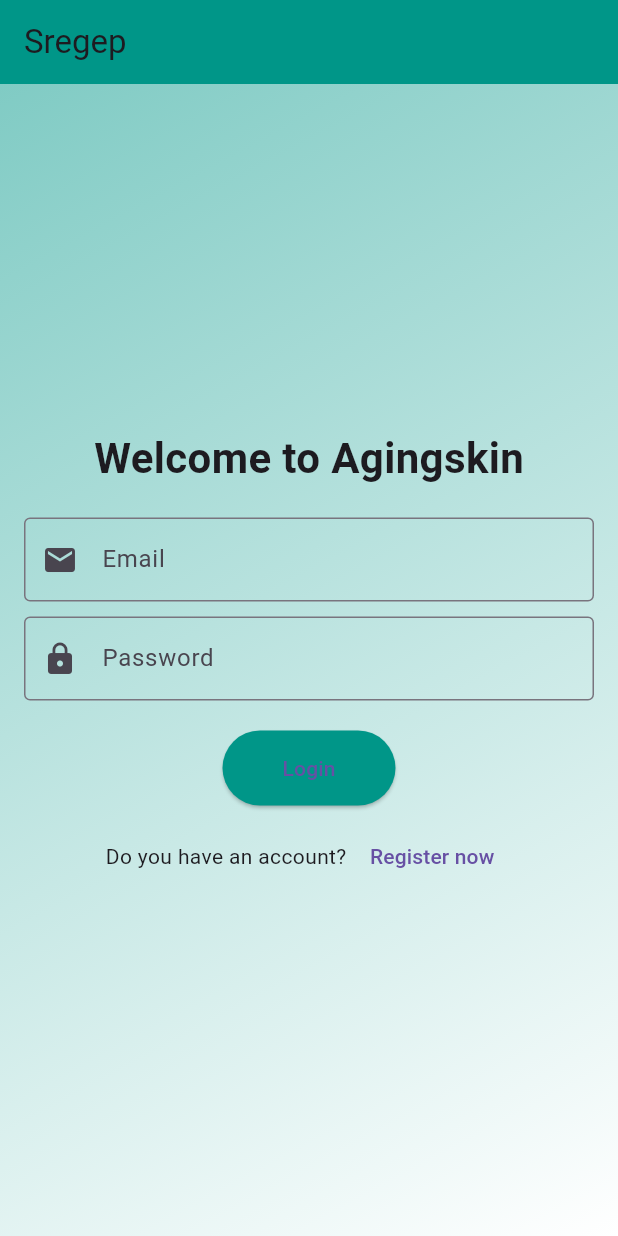
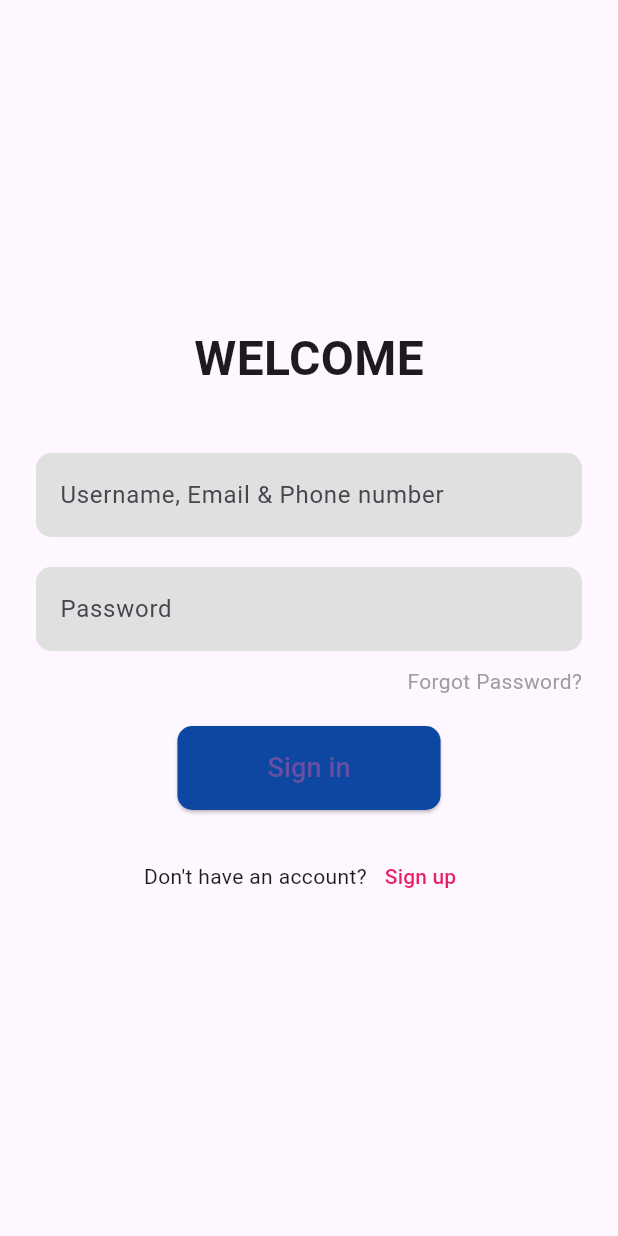
Before and after one commit to rifkifakhrudin2004/proyeksregep, a Flutter app: the screen it shows after launch, on a phone screen of 412 x 824 dp. Run offline on Flutter 3.47's test engine with Material 3 defaults, Android fonts, the phone set to English and light mode, and no system bars; our stand-ins replace camera, cloud_firestore, firebase_auth, firebase_core, firebase_storage, sqflite; missing offline and left inert: google_ml_kit; accounts and stored records are empty.

Commit message:
landingpage

```diff
--- a/lib/auth/landing_page.dart
+++ b/lib/auth/landing_page.dart
@@ -1,14 +1,13 @@
 import 'package:firebase_auth/firebase_auth.dart';
 import 'package:flutter/material.dart';
+import 'package:proyeksregep/pages/home_page.dart';
 
 class LandingPage extends StatelessWidget {
   final TextEditingController emailController = TextEditingController();
   final TextEditingController passwordController = TextEditingController();
 
   Future<void> _login(BuildContext context) async {
-    // Validasi input
     if (emailController.text.isEmpty || passwordController.text.isEmpty) {
-      // Menampilkan alert jika email atau password kosong
       showDialog(
         context: context,
         builder: (context) => AlertDialog(
@@ -17,14 +16,14 @@ class LandingPage extends StatelessWidget {
           actions: [
             TextButton(
               onPressed: () {
-                Navigator.of(context).pop(); // Tutup dialog
+                Navigator.of(context).pop();
               },
               child: Text("OK"),
             ),
           ],
         ),
       );
-      return; // Kembali jika input tidak valid
+      return;
     }
 
     try {
@@ -32,11 +31,28 @@ class LandingPage extends StatelessWidget {
         email: emailController.text,
         password: passwordController.text,
       );
-      // Berhasil login, arahkan ke halaman utama
-      Navigator.pushNamed(context, '/home');
+
+      // Berhasil login, arahkan ke halaman HomePage dengan animasi transisi
+      Navigator.push(
+        context,
+        PageRouteBuilder(
+          pageBuilder: (context, animation, secondaryAnimation) => HomePage(),
+          transitionsBuilder: (context, animation, secondaryAnimation, child) {
+            const begin = Offset(1.0, 0.0); // Animasi dari kanan ke kiri
+            const end = Offset.zero;
+            const curve = Curves.easeInOut;
+
+            var tween = Tween(begin: begin, end: end).chain(CurveTween(curve: curve));
+            var offsetAnimation = animation.drive(tween);
+
+            return SlideTransition(
+              position: offsetAnimation,
+              child: child,
+            );
+          },
+        ),
+      );
     } catch (e) {
-      print("Login failed: $e");
-      // Menampilkan pesan error jika login gagal
       ScaffoldMessenger.of(context).showSnackBar(
         SnackBar(content: Text('Login failed: ${e.toString()}')),
       );
@@ -46,74 +62,75 @@ class LandingPage extends StatelessWidget {
   @override
   Widget build(BuildContext context) {
     return Scaffold(
-      appBar: AppBar(
-        title: Text("Sregep"),
-        backgroundColor:Colors.teal, // Warna appbar
-      ),
-      body: Container(
-        decoration: BoxDecoration(
-          gradient: LinearGradient(
-            colors: [Colors.teal[200]!, Colors.white],
-            begin: Alignment.topLeft,
-            end: Alignment.bottomRight,
-          ),
-        ),
-        child: Center(
-          child: Padding(
-            padding: const EdgeInsets.all(16.0),
+      body: Padding(
+        padding: const EdgeInsets.all(24.0),
         child: Column(
           mainAxisAlignment: MainAxisAlignment.center,
           children: [
             Text(
-                  "Welcome to Agingskin",
-                  style: TextStyle(fontSize: 28, fontWeight: FontWeight.bold),
+              "WELCOME",
+              style: TextStyle(fontSize: 32, fontWeight: FontWeight.bold),
+            ),
+            SizedBox(height: 40),
+            TextField(
+              controller: emailController,
+              decoration: InputDecoration(
+                labelText: "Username, Email & Phone number",
+                filled: true,
+                fillColor: Colors.grey[300],
+                border: OutlineInputBorder(
+                  borderRadius: BorderRadius.circular(10),
+                  borderSide: BorderSide.none,
+                ),
+              ),
             ),
             SizedBox(height: 20),
             TextField(
-                  controller: emailController,
+              controller: passwordController,
               decoration: InputDecoration(
-                    labelText: 'Email',
-                    border: OutlineInputBorder(),
-                    prefixIcon: Icon(Icons.email),
+                labelText: "Password",
+                filled: true,
+                fillColor: Colors.grey[300],
+                border: OutlineInputBorder(
+                  borderRadius: BorderRadius.circular(10),
+                  borderSide: BorderSide.none,
                 ),
               ),
+              obscureText: true,
+            ),
             SizedBox(height: 10),
-                TextField(
-                  controller: passwordController,
-                  obscureText: true,
-                  decoration: InputDecoration(
-                    labelText: 'Password',
-                    border: OutlineInputBorder(),
-                    prefixIcon: Icon(Icons.lock),
-                  ),
+            Align(
+              alignment: Alignment.centerRight,
+              child: Text("Forgot Password?", style: TextStyle(color: Colors.grey)),
             ),
             SizedBox(height: 20),
             ElevatedButton(
               style: ElevatedButton.styleFrom(
-                    backgroundColor: Colors.teal, // Warna tombol
-                    padding: EdgeInsets.symmetric(horizontal: 40, vertical: 15),
+                backgroundColor: Colors.blue[900],
+                shape: RoundedRectangleBorder(
+                  borderRadius: BorderRadius.circular(10),
                 ),
-                  onPressed: () => _login(context), // Kirim context ke fungsi _login
-                  child: Text("Login"),
+                padding: EdgeInsets.symmetric(horizontal: 60, vertical: 15),
               ),
-                SizedBox(height: 10),
+              onPressed: () => _login(context),
+              child: Text("Sign in", style: TextStyle(fontSize: 18)),
+            ),
+            SizedBox(height: 20),
             Row(
               mainAxisAlignment: MainAxisAlignment.center,
               children: [
-                    Text("Do you have an account? "),
+                Text("Don't have an account?"),
                 TextButton(
                   onPressed: () {
                     Navigator.pushNamed(context, '/register');
                   },
-                      child: Text("Register now"),
+                  child: Text("Sign up", style: TextStyle(color: Colors.pink)),
                 ),
               ],
             ),
           ],
         ),
       ),
-        ),
-      ),
     );
   }
 }
--- a/lib/camera/face_painter.dart
+++ b/lib/camera/face_painter.dart
@@ -11,7 +11,7 @@ class FacePainter extends CustomPainter {
   @override
   void paint(Canvas canvas, Size size) {
     final paint = Paint()
-      ..color = faces.isNotEmpty ? Colors.green : Colors.blue
+      ..color = faces.isNotEmpty ? Colors.green : const Color.fromARGB(255, 255, 0, 0)
       ..strokeWidth = 2
       ..style = PaintingStyle.stroke;
 
--- a/lib/main.dart
+++ b/lib/main.dart
@@ -2,11 +2,11 @@ import 'package:flutter/material.dart';
 import 'package:firebase_core/firebase_core.dart';
 import 'firebase_options.dart';
 import 'auth/register.dart';
+import 'auth/landing_page.dart'; // Import LandingPage
 import 'models/ImagesData.dart';
 import 'camera/camera_screen.dart';
 import 'pages/home_page.dart';
 import 'pages/storage_page.dart';
-import 'auth/landing_page.dart'; // Import LandingPage
 import 'pages/profile_page.dart';
 
 void main() async {
```
Also changed, not shown: lib/auth/register.dart (+65 -13 lines), lib/pages/editprofile_page.dart (+6 -4 lines), lib/pages/profile_page.dart (+7 -0 lines). Lines whose indentation alone changed are shown as unchanged.
